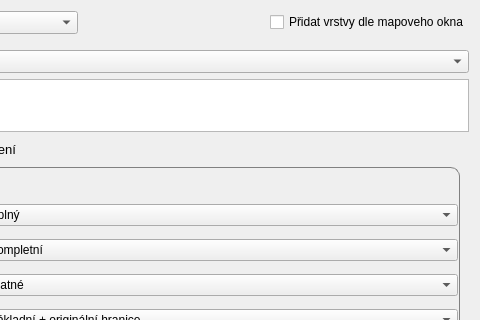
Above: ui_MainApp.ui from ctu-fgis/2017-b-qgis-ruian-plugin before the change; both pictures show x 133 to 613 and y 0 to 320 of the 613 by 507 pixel window. Below: the same form after it.
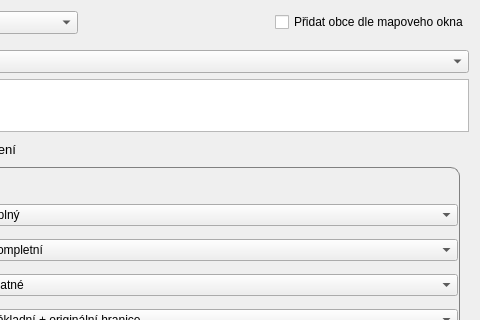
That is the form after the change. Icons and pictures are not drawn.

```diff
--- a/ui_MainApp.ui
+++ b/ui_MainApp.ui
@@ -78,7 +78,7 @@
      <item>
       <widget class="QCheckBox" name="checkBox">
        <property name="text">
-        <string>Přidat vrstvy dle mapoveho okna</string>
+        <string>Přidat obce dle mapoveho okna</string>
        </property>
       </widget>
      </item>
```
